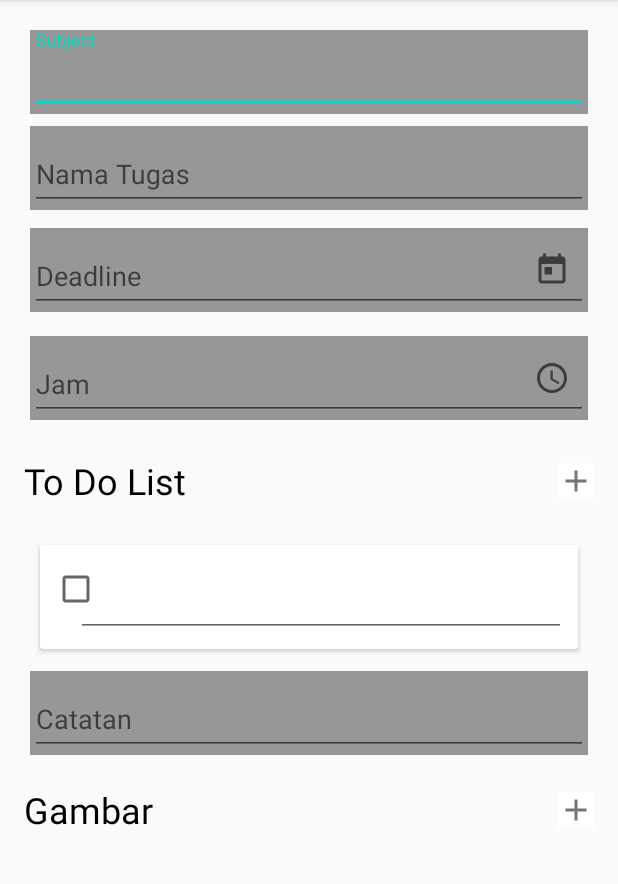
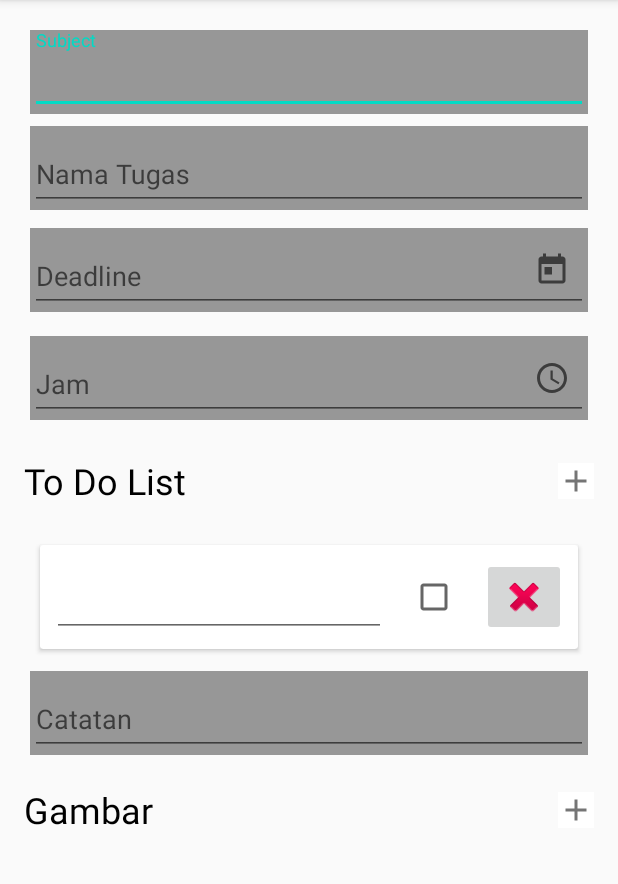
Before and after one commit to hubertdaryanto/AcademicTaskOrganizer_Skripsi, an Android app: the fragment AddTugasFragment shown on its own in the app's theme, after a tap on "tugas", on a phone screen of 412 x 824 dp, the part 84-968 px from its top. Run offline under Robolectric (Android 15) with nearby library versions, the phone set to English and light mode, and no system bars; our stand-ins replace Picasso, Room's generated code, data binding; pictures from the network do not load; Roboto replaces fonts that are not available here; 1 statement that could not run was skipped.

Commit message:
to do list (not bug fixed at all) and images can be edited/deleted

```diff
--- a/app/src/main/java/com/example/academictaskorganizer_skripsi/view/AddTugasFragment.kt
+++ b/app/src/main/java/com/example/academictaskorganizer_skripsi/view/AddTugasFragment.kt
@@ -30,7 +30,6 @@ class AddTugasFragment : BaseFragment() {
 
 //    private var updatedToDoListIsFinished: Boolean = false
 //    private var updatedToDoListName: String = ""
-    private var currentUpdatetoDoListId: Long = 0
     private lateinit var binding: FragmentAddTugasBinding
     private lateinit var SubjectDataSource: subjectDao
     private lateinit var addTugasFragmentViewModel: AddTugasFragmentViewModel
@@ -197,7 +196,7 @@ class AddTugasFragment : BaseFragment() {
 
 
                 val mToDoList = ToDoList(
-                    toDoListName = "Test Tambah",
+                    toDoListName = "",
                     bindToTugasKuliahId = mTugas.tugasKuliahId,
                     isFinished = false,
                     deadline = 0L
@@ -228,22 +227,27 @@ class AddTugasFragment : BaseFragment() {
 //            addTugasFragmentViewModel.updateToDoList(toDoListId, updatedToDoListName, updatedToDoListIsFinished)
             //instead di update pas click to do list nya, mending langsung update setelah salah satu parameter diedit
         }
+//            , Collections.unmodifiableList(addTugasFragmentViewModel.toDoList.value)
             , object : ToDoListInterface{
-            override fun onUpdateText(data: String) {
+            override fun onUpdateText(id: Long, data: String) {
 //                updatedToDoListName = data
 //                TODO("Coba implement update To Do List disini")
-                addTugasFragmentViewModel.updateToDoListName(currentUpdatetoDoListId, data)
+                addTugasFragmentViewModel.updateToDoListName(id, data)
             }
 
-                override fun onUpdateId(id: Long) {
-//                    TODO("Not yet implemented")
-                    currentUpdatetoDoListId = id
-                    //problem: semua item yang di click merujuk kepada item 0
-                }
+//                override fun onUpdateId(id: Long) {
+////                    TODO("Not yet implemented")
+//                    currentUpdatetoDoListId = id
+//                    //problem: abis edit item paling bawah, crash
+//                }
 
                 override fun onUpdateCheckbox(id: Long, isFinished: Boolean) {
 //                    updatedToDoListIsFinished = isFinished
                     addTugasFragmentViewModel.updateToDoListIsFinished(id, isFinished)
+                }
+
+                override fun onRemoveItem(id: Long) {
+                    addTugasFragmentViewModel.removeToDoListItem(id)
                 }
             }
         )
@@ -252,6 +256,11 @@ class AddTugasFragment : BaseFragment() {
 
         val gambarAdapter = ImageForTugasAdapter(ImageForTugasListener { imageId ->
             addTugasFragmentViewModel.onGambarClicked(imageId)
+        } , object : ImageInterface{
+            override fun onRemoveItem(id: Long) {
+                addTugasFragmentViewModel.removeImageItem(id)
+            }
+
         })
         binding.GambarRecyclerView.adapter = gambarAdapter
 
@@ -271,6 +280,8 @@ class AddTugasFragment : BaseFragment() {
 
 //        val manager = GridLayoutManager(activity, 1, GridLayoutManager.VERTICAL, false)
         val manager = LinearLayoutManager(activity)
+//        manager.reverseLayout = true
+//        manager.stackFromEnd = true
         val manager2 = LinearLayoutManager(activity)
         binding.ToDoListRecyclerView.addItemDecoration(MyItemDecoration(16))
         binding.ToDoListRecyclerView.layoutManager = manager
--- a/app/src/main/java/com/example/academictaskorganizer_skripsi/view/ImageAdapter.kt
+++ b/app/src/main/java/com/example/academictaskorganizer_skripsi/view/ImageAdapter.kt
@@ -1,7 +1,6 @@
 package com.example.academictaskorganizer_skripsi.view
 
 import android.annotation.SuppressLint
-import android.icu.number.NumberFormatter.with
 import android.net.Uri
 import android.view.LayoutInflater
 import android.view.ViewGroup
@@ -9,6 +8,7 @@ import androidx.recyclerview.widget.DiffUtil
 import androidx.recyclerview.widget.ListAdapter
 import androidx.recyclerview.widget.RecyclerView
 import com.example.academictaskorganizer_skripsi.database.ImageForTugas
+import com.example.academictaskorganizer_skripsi.database.ToDoList
 import com.example.academictaskorganizer_skripsi.databinding.ListItemImageForTugasBinding
 import com.squareup.picasso.Picasso
 import kotlinx.coroutines.CoroutineScope
@@ -16,10 +16,17 @@ import kotlinx.coroutines.Dispatchers
 import kotlinx.coroutines.launch
 import kotlinx.coroutines.withContext
 import java.io.File
-import java.io.InputStream
 
 
-class ImageForTugasAdapter(val clickListener: ImageForTugasListener): ListAdapter<DataItem, RecyclerView.ViewHolder>(
+interface ImageInterface{
+    fun onRemoveItem(id: Long)
+//    fun onUpdateCheckbox(id: Long, isFinished: Boolean)
+//        : String{
+//            return data
+//        }
+}
+
+class ImageForTugasAdapter(val clickListener: ImageForTugasListener, var imageInterface: ImageInterface): ListAdapter<ImageDataItem, RecyclerView.ViewHolder>(
     ImageForTugasDiffCallback()
 ) {
 
@@ -36,7 +43,7 @@ class ImageForTugasAdapter(val clickListener: ImageForTugasListener): ListAdapte
         when (holder)
         {
             is ViewHolder -> {
-                val item = getItem(position) as DataItem.ImageForTugasItem
+                val item = getItem(position) as ImageDataItem.ImageForTugasItem
                 picasso = Picasso.Builder(holder.binding.root.context).build()
                 picasso.isLoggingEnabled = true
 
@@ -52,6 +59,9 @@ class ImageForTugasAdapter(val clickListener: ImageForTugasListener): ListAdapte
                 val string = item.ImageForTugas.imageName
                 val uri = Uri.parse(string)
                 picasso.load(File(uri.path)).resize(96, 96).into(holder.binding.gambarTugas)
+                holder.binding.imageDeleteBtn.setOnClickListener {
+                    imageInterface.onRemoveItem(holder.adapterPosition.toLong())
+                }
                 holder.bind(item.ImageForTugas, clickListener)
             }
         }
@@ -60,7 +70,7 @@ class ImageForTugasAdapter(val clickListener: ImageForTugasListener): ListAdapte
     fun updateList(list: List<ImageForTugas>?) {
         adapterScope.launch {
             val items = list?.map {
-                DataItem.ImageForTugasItem(it)
+                ImageDataItem.ImageForTugasItem(it)
             }
 
             withContext(Dispatchers.Main){
@@ -90,12 +100,12 @@ class ImageForTugasAdapter(val clickListener: ImageForTugasListener): ListAdapte
     }
 }
 
-class ImageForTugasDiffCallback : DiffUtil.ItemCallback<DataItem>() {
-    override fun areItemsTheSame(oldItem: DataItem, newItem: DataItem): Boolean {
+class ImageForTugasDiffCallback : DiffUtil.ItemCallback<ImageDataItem>() {
+    override fun areItemsTheSame(oldItem: ImageDataItem, newItem: ImageDataItem): Boolean {
         return oldItem.id == newItem.id
     }
     @SuppressLint("DiffUtilEquals")
-    override fun areContentsTheSame(oldItem: DataItem, newItem: DataItem): Boolean {
+    override fun areContentsTheSame(oldItem: ImageDataItem, newItem: ImageDataItem): Boolean {
         return oldItem == newItem
     }
 
@@ -106,4 +116,13 @@ class ImageForTugasListener(val clickListener: (ImageForTugasId: Long) -> Unit)
     fun onClick(ImageForTugas: ImageForTugas) = clickListener(ImageForTugas.imageId)
 }
 
-//DataItem class ada di ToDoListAdapter.kt
+
+sealed class ImageDataItem {
+    abstract val id: Long
+    abstract val name: String
+    data class ImageForTugasItem(val ImageForTugas: ImageForTugas): ImageDataItem(){
+        override val id = ImageForTugas.imageId
+        override val name = ImageForTugas.imageName
+    }
+
+}
--- a/app/src/main/java/com/example/academictaskorganizer_skripsi/view/ToDoListAdapter.kt
+++ b/app/src/main/java/com/example/academictaskorganizer_skripsi/view/ToDoListAdapter.kt
@@ -7,7 +7,6 @@ import android.view.LayoutInflater
 import android.view.View
 import android.view.ViewGroup
 import android.widget.CompoundButton
-import androidx.core.view.get
 import androidx.recyclerview.widget.DiffUtil
 import androidx.recyclerview.widget.ListAdapter
 import androidx.recyclerview.widget.RecyclerView
@@ -18,13 +17,13 @@ import kotlinx.coroutines.CoroutineScope
 import kotlinx.coroutines.Dispatchers
 import kotlinx.coroutines.launch
 import kotlinx.coroutines.withContext
-import org.w3c.dom.Text
 
 interface ToDoListInterface{
-    fun onUpdateText(name: String)
+    fun onUpdateText(id: Long, name: String)
 //    fun onUpdateText(id: Long, name: String)
-    fun onUpdateId(id: Long)
+//    fun onUpdateId(id: Long)
     fun onUpdateCheckbox(id: Long, isFinished: Boolean)
+    fun onRemoveItem(id: Long)
 //    fun onUpdateCheckbox(id: Long, isFinished: Boolean)
 //        : String{
 //            return data
@@ -32,11 +31,14 @@ interface ToDoListInterface{
 }
 
 class ToDoListAdapter(val clickListener: ToDoListListener
+//, var list: List<ToDoList>?
 , var toDoListInterface: ToDoListInterface
-): ListAdapter<DataItem, RecyclerView.ViewHolder>(ToDoListDiffCallback()) {
+): ListAdapter<ToDoListDataItem, RecyclerView.ViewHolder>(ToDoListDiffCallback()) {
 
 
     private val adapterScope = CoroutineScope(Dispatchers.Default)
+
+//    private var toDoListData: List<ToDoList> = ArrayList<ToDoList>()
 
     var textToSend = ""
 //    private var mAdapterCallback: AdapterCallback()
@@ -59,18 +61,53 @@ class ToDoListAdapter(val clickListener: ToDoListListener
            is ViewHolder ->
            {
 
-               val item = getItem(position) as DataItem.ToDoListItem
+               val item = getItem(position) as ToDoListDataItem.ToDoListItem
+               val textWatcher = object : TextWatcher{
+                   override fun beforeTextChanged(
+                       s: CharSequence?,
+                       start: Int,
+                       count: Int,
+                       after: Int
+                   ) {
 
-               holder.binding.textViewToDoListNameDialog.setOnFocusChangeListener(object : View.OnFocusChangeListener {
-                   override fun onFocusChange(v: View?, hasFocus: Boolean) {
-//                       TODO("Not yet implemented")
-                       if (hasFocus)
-                       {
-                           toDoListInterface.onUpdateId(holder.adapterPosition.toLong())
-                       }
                    }
 
-               })
+                   override fun onTextChanged(
+                       s: CharSequence?,
+                       start: Int,
+                       before: Int,
+                       count: Int
+                   ) {
+                       //bisa implement disini, tapi bikin kinerja device berat banget
+                       toDoListInterface.onUpdateText(holder.adapterPosition.toLong(), s.toString())
+                   }
+
+                   override fun afterTextChanged(s: Editable?) {
+//                        if (TDLI != null) {
+//                            TDLI.onUpdateText(s.toString())
+//                        }
+                   }
+
+               }
+               holder.binding.textViewToDoListNameDialog.setText(item.toDoList.toDoListName)
+               holder.binding.toDoListItemCheckBox.isChecked = item.toDoList.isFinished
+
+               //status sekarang: item paling terakhir malah merujuk ke item ke 0 kalau abis tambah gak diedit lagi
+               //kalau insert 1, terus insert 1 lagi abis ketik to do pertama, dipastikan gagal memenuhi kriteria
+
+               //kalau insert lebih dari 2, dua item diatas item baru aman, gak ada perubahan
+
+               holder.binding.textViewToDoListNameDialog.addTextChangedListener(textWatcher)
+//               holder.binding.textViewToDoListNameDialog.setOnFocusChangeListener(object : View.OnFocusChangeListener {
+//                   override fun onFocusChange(v: View?, hasFocus: Boolean) {
+////                       TODO("Not yet implemented")
+//                       if (hasFocus)
+//                       {
+//                           toDoListInterface.onUpdateId(holder.adapterPosition.toLong())
+//                       }
+//                   }
+//
+//               })
 //               holder.binding.toDoListItemCheckBox.setOnClickListener {
 //                   toDoListInterface.onUpdateId(holder.adapterPosition.toLong())
 //               }
@@ -82,6 +119,10 @@ class ToDoListAdapter(val clickListener: ToDoListListener
                    }
 
                })
+
+               holder.binding.toDoListDeleteBtn.setOnClickListener {
+                   toDoListInterface.onRemoveItem(holder.adapterPosition.toLong())
+               }
                holder.bind(item.toDoList, clickListener)
            }
        }
@@ -90,7 +131,7 @@ class ToDoListAdapter(val clickListener: ToDoListListener
     fun updateList(list: List<ToDoList>?) {
         adapterScope.launch {
             val items = list?.map {
-                DataItem.ToDoListItem(it)
+                ToDoListDataItem.ToDoListItem(it)
             }
 
             withContext(Dispatchers.Main){
@@ -116,48 +157,20 @@ class ToDoListAdapter(val clickListener: ToDoListListener
             ): ViewHolder{
 
 //                val TDLR: ToDoListInterface? = null
-                val textWatcher = object : TextWatcher{
-                    override fun beforeTextChanged(
-                        s: CharSequence?,
-                        start: Int,
-                        count: Int,
-                        after: Int
-                    ) {
-
-                    }
-
-                    override fun onTextChanged(
-                        s: CharSequence?,
-                        start: Int,
-                        before: Int,
-                        count: Int
-                    ) {
-                        //bisa implement disini, tapi bikin kinerja device berat banget
-                        TDLI.onUpdateText(s.toString())
-                    }
-
-                    override fun afterTextChanged(s: Editable?) {
-//                        if (TDLI != null) {
-//                            TDLI.onUpdateText(s.toString())
-//                        }
-                    }
-
-                }
                 val layoutInflater = LayoutInflater.from(parent.context)
                 val binding = ListItemToDoListBinding.inflate(layoutInflater, parent, false)
-                binding.textViewToDoListNameDialog.addTextChangedListener(textWatcher)
                 return ViewHolder(binding)
             }
         }
     }
 }
 
-class ToDoListDiffCallback : DiffUtil.ItemCallback<DataItem>() {
-    override fun areItemsTheSame(oldItem: DataItem, newItem: DataItem): Boolean {
+class ToDoListDiffCallback : DiffUtil.ItemCallback<ToDoListDataItem>() {
+    override fun areItemsTheSame(oldItem: ToDoListDataItem, newItem: ToDoListDataItem): Boolean {
         return oldItem.id == newItem.id
     }
     @SuppressLint("DiffUtilEquals")
-    override fun areContentsTheSame(oldItem: DataItem, newItem: DataItem): Boolean {
+    override fun areContentsTheSame(oldItem: ToDoListDataItem, newItem: ToDoListDataItem): Boolean {
         return oldItem == newItem
     }
 
@@ -169,14 +182,15 @@ class ToDoListListener(val clickListener: (ToDoListId: Long) -> Unit)
 }
 
 
-sealed class DataItem {
+sealed class ToDoListDataItem {
     abstract val id: Long
-    data class ToDoListItem(val toDoList: ToDoList): DataItem(){
+    abstract val name: String
+    abstract val isFinished: Boolean
+    data class ToDoListItem(val toDoList: ToDoList): ToDoListDataItem(){
         override val id = toDoList.toDoListId
+        override val name = toDoList.toDoListName
+        override val isFinished = toDoList.isFinished
     }
-
-    data class ImageForTugasItem(val ImageForTugas: ImageForTugas): DataItem(){
-        override val id = ImageForTugas.imageId
-    }
+    //gak ada bedanya kalau name sama isfinished di comment atau gak
 
 }
--- a/app/src/main/java/com/example/academictaskorganizer_skripsi/viewModel/AddTugasFragmentViewModel.kt
+++ b/app/src/main/java/com/example/academictaskorganizer_skripsi/viewModel/AddTugasFragmentViewModel.kt
@@ -8,6 +8,7 @@ import androidx.lifecycle.ViewModel
 import androidx.lifecycle.viewModelScope
 import com.example.academictaskorganizer_skripsi.components.addNewItem
 import com.example.academictaskorganizer_skripsi.components.notifyObserver
+import com.example.academictaskorganizer_skripsi.components.removeItemAt
 import com.example.academictaskorganizer_skripsi.database.*
 import kotlinx.coroutines.*
 import java.util.*
@@ -19,7 +20,7 @@ class AddTugasFragmentViewModel(application: Application, dataSource: tugasDatab
     val tugasKuliah: LiveData<TugasKuliah>
         get() = _tugasKuliah
 
-    private val _toDoList = MutableLiveData<MutableList<ToDoList>>()
+    val _toDoList = MutableLiveData<MutableList<ToDoList>>()
     val toDoList: LiveData<MutableList<ToDoList>>
         get() = _toDoList
 
@@ -119,6 +120,18 @@ class AddTugasFragmentViewModel(application: Application, dataSource: tugasDatab
     {
         _toDoList.addNewItem(toDoList)
         _toDoList.notifyObserver()
+    }
+
+    fun removeToDoListItem(id: Long)
+    {
+        _toDoList.removeItemAt(id.toInt())
+        _toDoList.notifyObserver()
+    }
+
+    fun removeImageItem(id: Long)
+    {
+        _imageList.removeItemAt(id.toInt())
+        _imageList.notifyObserver()
     }
 
     fun addImageItem(image: ImageForTugas){
--- a/app/src/main/res/layout/list_item_to_do_list.xml
+++ b/app/src/main/res/layout/list_item_to_do_list.xml
@@ -31,23 +31,33 @@
                     android:id="@+id/toDoListItem_checkBox"
                     android:layout_width="wrap_content"
                     android:layout_height="wrap_content"
-                    android:layout_marginTop="16dp"
                     android:layout_marginEnd="16dp"
-                    android:layout_marginBottom="16dp"
+                    android:checked="@{toDoList.finished}"
                     app:layout_constraintBottom_toBottomOf="parent"
-                    app:layout_constraintEnd_toEndOf="@+id/text_view_subjectName_dialog"
-                    app:layout_constraintTop_toBottomOf="@+id/text_view_subjectName_dialog" />
+                    app:layout_constraintEnd_toStartOf="@id/toDoList_deleteBtn"
+                    app:layout_constraintTop_toTopOf="parent" />
 
                 <EditText
                     android:id="@+id/text_view_toDoListName_dialog"
-                    android:layout_width="match_parent"
+                    android:layout_width="0dp"
                     android:layout_height="wrap_content"
-                    android:layout_marginStart="16dp"
-                    android:text=""
+                    android:layout_marginEnd="16dp"
+                    android:text="@{toDoList.toDoListName}"
                     android:textAppearance="@style/Base.CardView"
                     android:textSize="24sp"
+                    app:layout_constraintBottom_toBottomOf="parent"
+                    app:layout_constraintEnd_toStartOf="@+id/toDoListItem_checkBox"
                     app:layout_constraintStart_toStartOf="parent"
                     app:layout_constraintTop_toTopOf="parent" />
+
+                <ImageButton
+                    android:id="@+id/toDoList_deleteBtn"
+                    android:layout_width="wrap_content"
+                    android:layout_height="wrap_content"
+                    app:layout_constraintBottom_toBottomOf="parent"
+                    app:layout_constraintEnd_toEndOf="parent"
+                    app:layout_constraintTop_toTopOf="parent"
+                    app:srcCompat="@android:drawable/ic_delete" />
 
             </androidx.constraintlayout.widget.ConstraintLayout>
 
```
Also changed, not shown: app/src/main/java/com/example/academictaskorganizer_skripsi/database/Repositories.kt (added, +33 -0 lines), app/src/main/res/layout/list_item_image_for_tugas.xml (+15 -6 lines).
